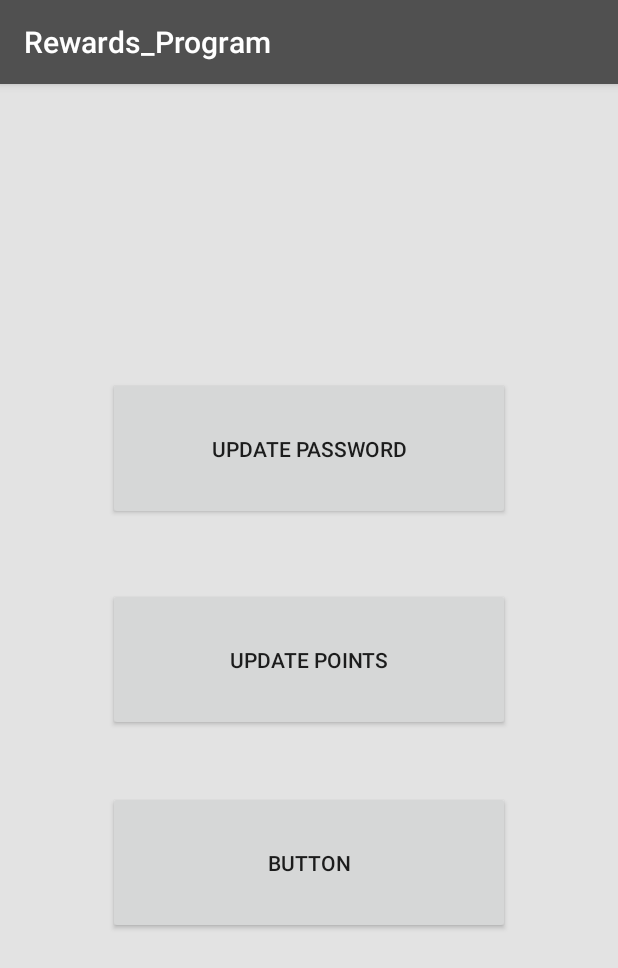
After one commit to Yahiaseidi/Rewards_Program, an Android app: the AdminMain screen opened directly, with no data from a screen before it, on a phone screen of 412 x 824 dp. The commit adds this screen. Shown: the top 968 px of the screen. Run offline under Robolectric (Android 15) with nearby library versions, the phone set to English and light mode, and no system bars.

Commit message:
Admin Password/password change works. But the password is not encrypted yet.

```diff
--- a/app/build.gradle
+++ b/app/build.gradle
@@ -36,5 +36,6 @@ dependencies {
     compile 'com.android.support:multidex:1.0.1'
     compile 'com.squareup.okhttp:okhttp:2.5.0'
     compile 'com.andrognito.pinlockview:pinlockview:2.0.1'
+    compile 'com.github.GoodieBag:Pinview:v1.3'
     testCompile 'junit:junit:4.12'
 }
--- a/app/src/main/AndroidManifest.xml
+++ b/app/src/main/AndroidManifest.xml
@@ -28,6 +28,9 @@
         <activity android:name=".Winnings" />
         <activity android:name=".MemberAccount" />
         <activity android:name=".EnterOrderAmount" />
+        <activity android:name=".PinView" />
+        <activity android:name=".AdminMain" />
+        <activity android:name=".ChangePassword"></activity>
     </application>
 
 </manifest>
--- a/app/src/main/java/com/example/yahia/rewards_program/AddNewMember.java
+++ b/app/src/main/java/com/example/yahia/rewards_program/AddNewMember.java
@@ -130,7 +130,7 @@ public class AddNewMember extends AppCompatActivity implements View.OnClickListe
                         startActivity(intent3);
                         break;
                     case R.id.navigation_notifications:
-                        Intent intent4 = new Intent(AddNewMember.this, AdminView.class);
+                        Intent intent4 = new Intent(AddNewMember.this, PinView.class);
                         startActivity(intent4);
                         break;
                 }
--- /dev/null
+++ b/app/src/main/java/com/example/yahia/rewards_program/AdminMain.java
@@ -0,0 +1,31 @@
+package com.example.yahia.rewards_program;
+
+import android.content.Intent;
+import android.support.v7.app.AppCompatActivity;
+import android.os.Bundle;
+import android.view.View;
+import android.widget.Button;
+
+
+public class AdminMain extends AppCompatActivity {
+
+
+
+    @Override
+    protected void onCreate(Bundle savedInstanceState) {
+        super.onCreate(savedInstanceState);
+        setContentView(R.layout.activity_admin_main);
+
+
+    }
+
+    public void goToAdminView(View view){
+        Intent intent = new Intent(AdminMain.this, AdminView.class);
+        startActivity(intent);
+    }
+
+    public void goToChangePassword(View view){
+        Intent intent = new Intent(AdminMain.this, ChangePassword.class);
+        startActivity(intent);
+    }
+}
--- a/app/src/main/java/com/example/yahia/rewards_program/EnterAlternateID.java
+++ b/app/src/main/java/com/example/yahia/rewards_program/EnterAlternateID.java
@@ -70,7 +70,7 @@ public class EnterAlternateID extends AppCompatActivity implements View.OnClickL
             public void afterTextChanged(Editable s) {
                 if(phone_editText.getText().length() < 10 || phone_editText.getText().length() > 10)
                 {
-                    phone_editText.setError("Invalid Phone #");
+                    phone_editText.setError("Phone number must be 10 digits");
                     phoneSearch_btn.setClickable(false);
                 }
                 else
@@ -105,7 +105,7 @@ public class EnterAlternateID extends AppCompatActivity implements View.OnClickL
                         startActivity(intent3);
                         break;
                     case R.id.navigation_notifications:
-                        Intent intent4 = new Intent(EnterAlternateID.this, AdminView.class);
+                        Intent intent4 = new Intent(EnterAlternateID.this, PinView.class);
                         startActivity(intent4);
                         break;
                 }
--- a/app/src/main/java/com/example/yahia/rewards_program/EnterOrderAmount.java
+++ b/app/src/main/java/com/example/yahia/rewards_program/EnterOrderAmount.java
@@ -64,7 +64,7 @@ public class EnterOrderAmount extends AppCompatActivity implements View.OnClickL
                         startActivity(intent3);
                         break;
                     case R.id.navigation_notifications:
-                        Intent intent4 = new Intent(EnterOrderAmount.this, AdminView.class);
+                        Intent intent4 = new Intent(EnterOrderAmount.this, PinView.class);
                         startActivity(intent4);
                         break;
                 }
--- a/app/src/main/java/com/example/yahia/rewards_program/MainActivity.java
+++ b/app/src/main/java/com/example/yahia/rewards_program/MainActivity.java
@@ -73,7 +73,7 @@ public class MainActivity extends AppCompatActivity {
                         startActivity(intent3);
                         break;
                     case R.id.navigation_notifications:
-                        Intent intent4 = new Intent(MainActivity.this, AdminView.class);
+                        Intent intent4 = new Intent(MainActivity.this, PinView.class);
                         startActivity(intent4);
                         break;
                 }
@@ -89,8 +89,6 @@ public class MainActivity extends AppCompatActivity {
             }
 
         };
-
-
 
         new Thread(new Runnable(){
             public void run() {
--- a/app/src/main/java/com/example/yahia/rewards_program/MemberAccount.java
+++ b/app/src/main/java/com/example/yahia/rewards_program/MemberAccount.java
@@ -99,7 +99,7 @@ public class MemberAccount extends AppCompatActivity implements View.OnClickList
                         startActivity(intent3);
                         break;
                     case R.id.navigation_notifications:
-                        Intent intent4 = new Intent(MemberAccount.this, AdminView.class);
+                        Intent intent4 = new Intent(MemberAccount.this, PinView.class);
                         startActivity(intent4);
                         break;
                 }
--- a/app/src/main/java/com/example/yahia/rewards_program/Winnings.java
+++ b/app/src/main/java/com/example/yahia/rewards_program/Winnings.java
@@ -1,6 +1,7 @@
 package com.example.yahia.rewards_program;
 
 import android.content.Intent;
+import android.content.pm.PackageInfo;
 import android.support.annotation.NonNull;
 import android.support.design.widget.BottomNavigationView;
 import android.support.v7.app.AppCompatActivity;
@@ -38,7 +39,7 @@ public class Winnings extends AppCompatActivity {
                         startActivity(intent3);
                         break;
                     case R.id.navigation_notifications:
-                        Intent intent4 = new Intent(Winnings.this, AdminView.class);
+                        Intent intent4 = new Intent(Winnings.this, PinView.class);
                         startActivity(intent4);
                         break;
                 }
--- /dev/null
+++ b/app/src/main/res/layout/activity_admin_main.xml
@@ -0,0 +1,43 @@
+<?xml version="1.0" encoding="utf-8"?>
+<RelativeLayout xmlns:android="http://schemas.android.com/apk/res/android"
+    xmlns:app="http://schemas.android.com/apk/res-auto"
+    xmlns:tools="http://schemas.android.com/tools"
+    android:layout_width="match_parent"
+    android:layout_height="match_parent"
+    tools:context="com.example.yahia.rewards_program.AdminMain">
+
+    <Button
+        android:id="@+id/updatePassword"
+        android:layout_width="268dp"
+        android:layout_height="95dp"
+        android:text="Update Password"
+        tools:layout_editor_absoluteX="506dp"
+        tools:layout_editor_absoluteY="284dp"
+        android:layout_above="@+id/updatePoints"
+        android:layout_alignStart="@+id/updatePoints"
+        android:onClick="goToChangePassword"
+        android:layout_marginBottom="45dp" />
+
+
+    <Button
+        android:id="@+id/updatePoints"
+        android:layout_width="268dp"
+        android:layout_height="95dp"
+        android:text="Update Points"
+        tools:layout_editor_absoluteX="506dp"
+        tools:layout_editor_absoluteY="116dp"
+        android:layout_centerVertical="true"
+        android:onClick="goToAdminView"
+        android:layout_centerHorizontal="true" />
+
+    <Button
+        android:id="@+id/button6"
+        android:layout_width="268dp"
+        android:layout_height="95dp"
+        android:text="Button"
+        tools:layout_editor_absoluteX="506dp"
+        tools:layout_editor_absoluteY="116dp"
+        android:layout_below="@+id/updatePoints"
+        android:layout_alignStart="@+id/updatePoints"
+        android:layout_marginTop="40dp" />
+</RelativeLayout>
--- a/build.gradle
+++ b/build.gradle
@@ -15,6 +15,7 @@ buildscript {
 allprojects {
     repositories {
         jcenter()
+        maven { url 'https://jitpack.io' }
     }
 }
 
```
Also changed, not shown: app/src/main/java/com/example/yahia/rewards_program/Admin.java (added, +79 -0 lines), app/src/main/java/com/example/yahia/rewards_program/ChangePassword.java (added, +191 -0 lines), app/src/main/java/com/example/yahia/rewards_program/PinView.java (added, +120 -0 lines), app/src/main/res/layout/activity_change_password.xml (added, +58 -0 lines), app/src/main/res/layout/activity_pin_view.xml (added, +25 -0 lines).
